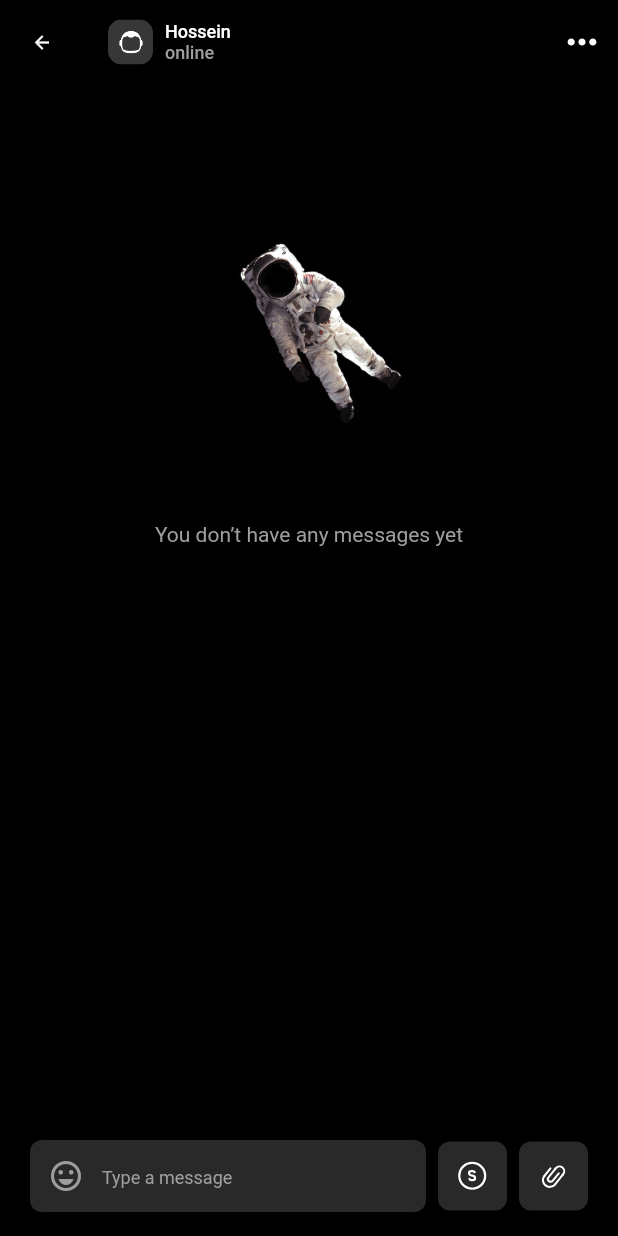
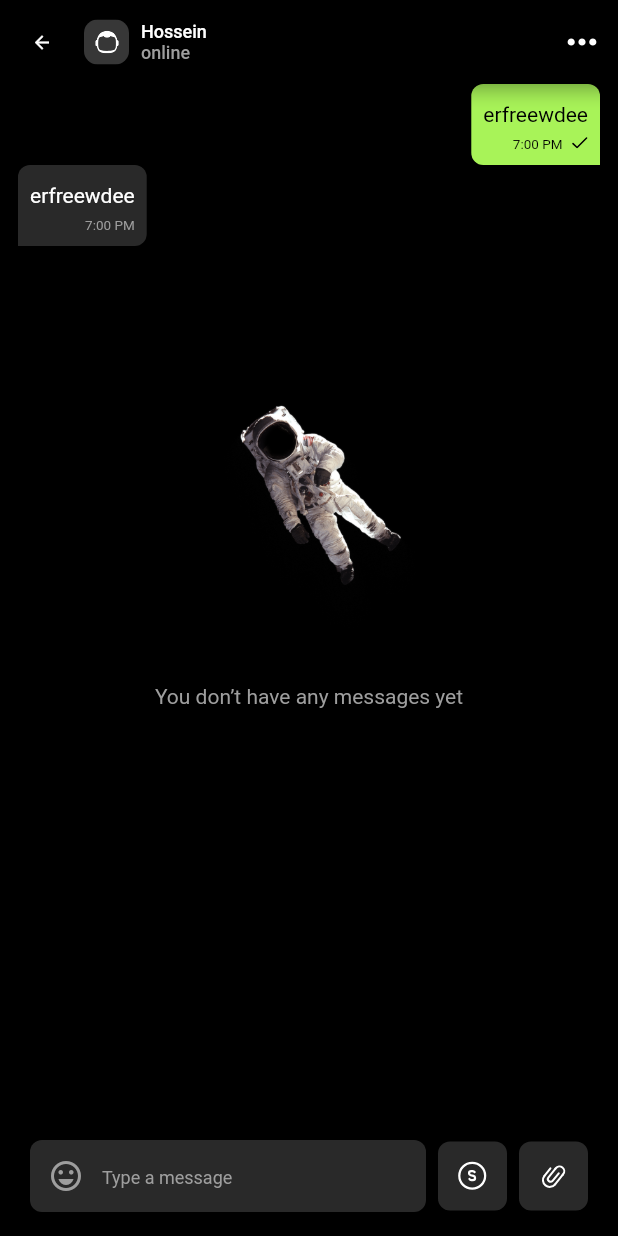
Before and after one commit to Digit41/digit41-app, a Flutter app: the Chat screen opened directly, on a phone screen of 412 x 824 dp. Run offline on Flutter 3.47's test engine with Material 2 defaults, Android fonts, the phone set to English and light mode, and no system bars; our stand-ins replace blur, connectivity_plus, flutter_bloc, flutter_slidable, flutter_svg, top_snackbar_flutter; network calls fail.

Commit message:
bubble chat was implemented

```diff
--- a/lib/presentation/screens/message/chat/chat.dart
+++ b/lib/presentation/screens/message/chat/chat.dart
@@ -4,6 +4,7 @@ import 'package:flutter_svg/svg.dart';
 import '../../../../utils/app_theme.dart';
 import '../../../../utils/images_path.dart';
 import '../widgets/empty_message.dart';
+import 'widgets/bubble_chat.dart';
 import 'widgets/text_input_chat.dart';
 
 class Chat extends StatelessWidget {
@@ -20,6 +21,7 @@ class Chat extends StatelessWidget {
             icon: SvgPicture.asset(Images.chatMenu),
           ),
         ],
+        titleSpacing: 0.0,
         title: Row(
           children: [
             SvgPicture.asset(
@@ -48,6 +50,8 @@ class Chat extends StatelessWidget {
         padding: const EdgeInsets.symmetric(horizontal: 12.0),
         child: Column(
           children: const [
+            BubbleChat(),
+            BubbleChat(send: false),
             EmptyMessage(),
             Spacer(),
             Align(
--- /dev/null
+++ b/lib/presentation/screens/message/chat/widgets/bubble_chat.dart
@@ -0,0 +1,66 @@
+import 'package:flutter/material.dart';
+import 'package:flutter_svg/flutter_svg.dart';
+
+import '../../../../../utils/app_theme.dart';
+import '../../../../../utils/images_path.dart';
+
+class BubbleChat extends StatelessWidget {
+  final bool send;
+
+  const BubbleChat({Key? key, this.send = true}) : super(key: key);
+
+  @override
+  Widget build(BuildContext context) {
+    return Align(
+      alignment: send ? Alignment.centerRight : Alignment.centerLeft,
+      child: Container(
+        decoration: BoxDecoration(
+          color: send ? Theme.of(context).primaryColor : AppTheme.grey,
+          borderRadius: BorderRadius.only(
+            topRight: const Radius.circular(8.0),
+            topLeft: const Radius.circular(8.0),
+            bottomLeft:
+                send ? const Radius.circular(8.0) : const Radius.circular(0.0),
+            bottomRight:
+                send ? const Radius.circular(0.0) : const Radius.circular(8.0),
+          ),
+        ),
+        padding: const EdgeInsets.all(8.0),
+        child: IntrinsicWidth(
+          child: Column(
+            mainAxisSize: MainAxisSize.min,
+            crossAxisAlignment: CrossAxisAlignment.stretch,
+            children: [
+              Text(
+                'erfreewdee',
+                style: TextStyle(
+                  color: send ? Colors.black : Colors.white,
+                  height: 1.5,
+                ),
+              ),
+              const SizedBox(height: 6.0),
+              Align(
+                alignment: Alignment.centerRight,
+                child: Row(
+                  crossAxisAlignment: CrossAxisAlignment.start,
+                  mainAxisSize: MainAxisSize.min,
+                  children: [
+                    Text(
+                      '7:00 PM',
+                      style: TextStyle(
+                        color: send ? Colors.black : Colors.grey,
+                        fontSize: AppTheme.ssFontSize,
+                      ),
+                    ),
+                    if (send) const SizedBox(width: 6.0),
+                    if (send) SvgPicture.asset(Images.chatSeen),
+                  ],
+                ),
+              ),
+            ],
+          ),
+        ),
+      ),
+    );
+  }
+}
--- a/lib/utils/images_path.dart
+++ b/lib/utils/images_path.dart
@@ -26,6 +26,7 @@ class Images{
   static const sChat = 'assets/icons/s_chat.svg';
   static const sendMsgTxt = 'assets/icons/send_message_txt.svg';
   static const attachment = 'assets/icons/attachment.svg';
+  static const chatSeen = 'assets/icons/chat_seen.svg';
 
   static const astronaut = 'assets/images/astronaut.png';
   static const chatAccountDefault = 'assets/images/chat_account_default.svg';
```
Also changed, not shown: assets/icons/chat_seen.svg (added).
